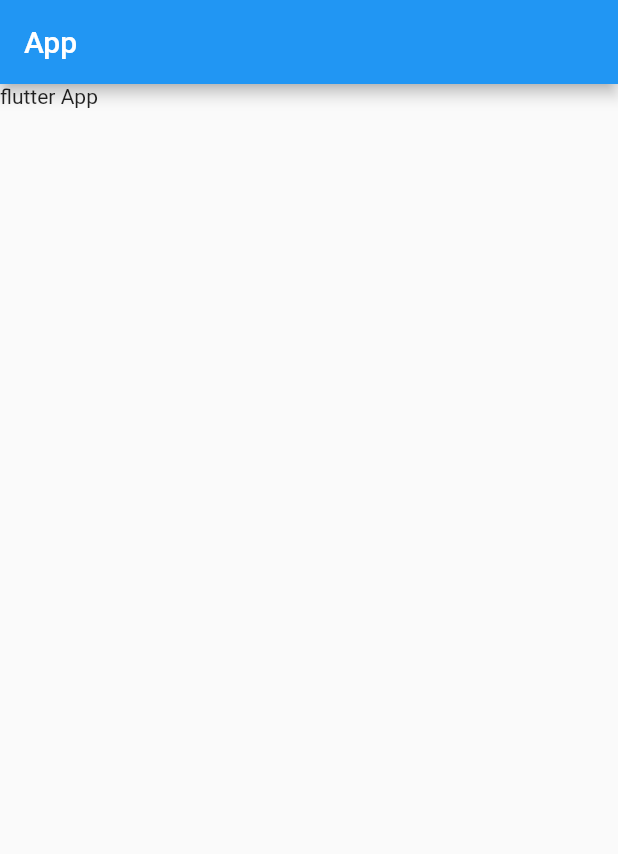
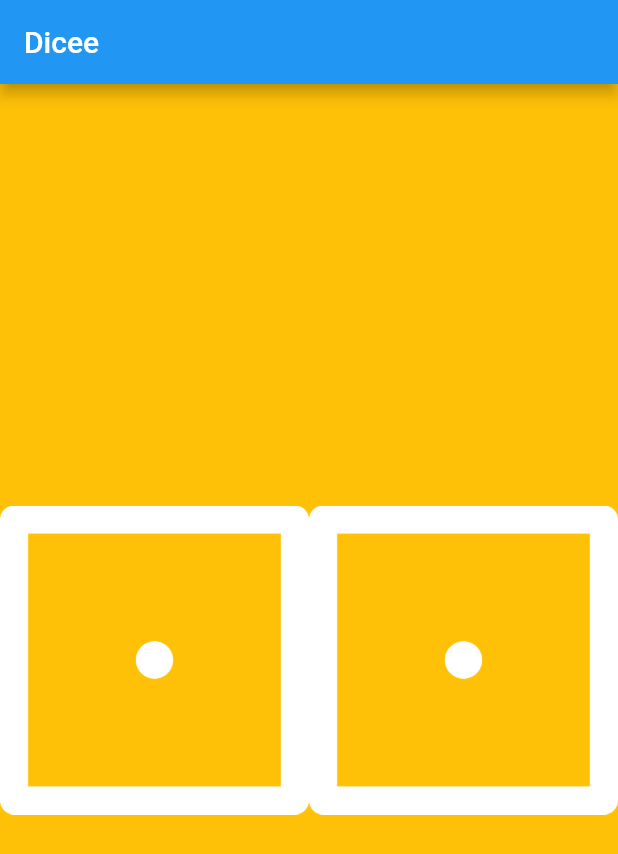
Before and after one commit to Rahulshahare/flutter-dicee, a Flutter app: the screen it shows after launch, on a phone screen of 412 x 824 dp. Shown: the top 854 px of the screen. Run offline on Flutter 3.47's test engine with Material 2 defaults, Android fonts, the phone set to English and light mode, and no system bars.

Commit message:
Images are align side by side in row and surround with colunm to keep the images in center of screeen.

```diff
--- a/lib/main.dart
+++ b/lib/main.dart
@@ -1,3 +1,4 @@
+import 'package:flutter/cupertino.dart';
 import 'package:flutter/material.dart';
 
 void main() {
@@ -24,10 +25,28 @@ class _MyHomePageState extends State<MyHomePage> {
   Widget build(BuildContext context) {
 
     return Scaffold(
+      backgroundColor: Colors.amber,
       appBar: AppBar(
-        title: Text('App'),
+        title: Text('Dicee'),
       ),
-      body: Text('flutter App'),
+      body: Column(
+        mainAxisAlignment: MainAxisAlignment.center,
+        children: [
+          Row(
+            children: [
+              Expanded(
+                flex: 1,
+                child: Image.asset('images/dice1.png'),
+              ),
+              Expanded(
+                flex: 1,
+                child:  Image.asset('images/dice1.png'),
+              ),
+            ],
+          ),
+        ],
+
+      ),
     );
 
   }
```
